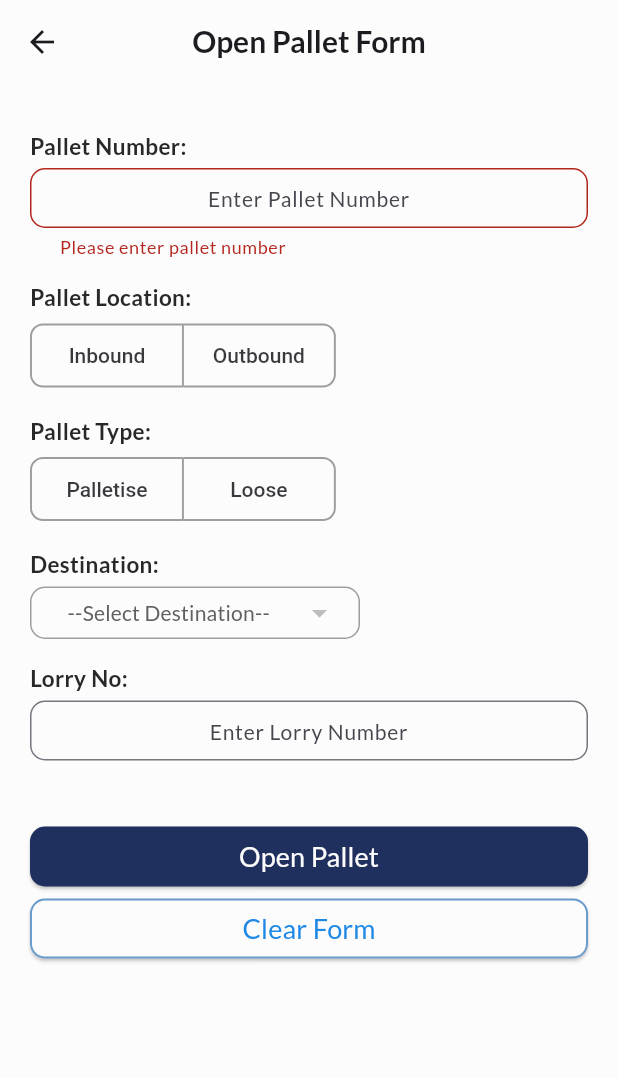
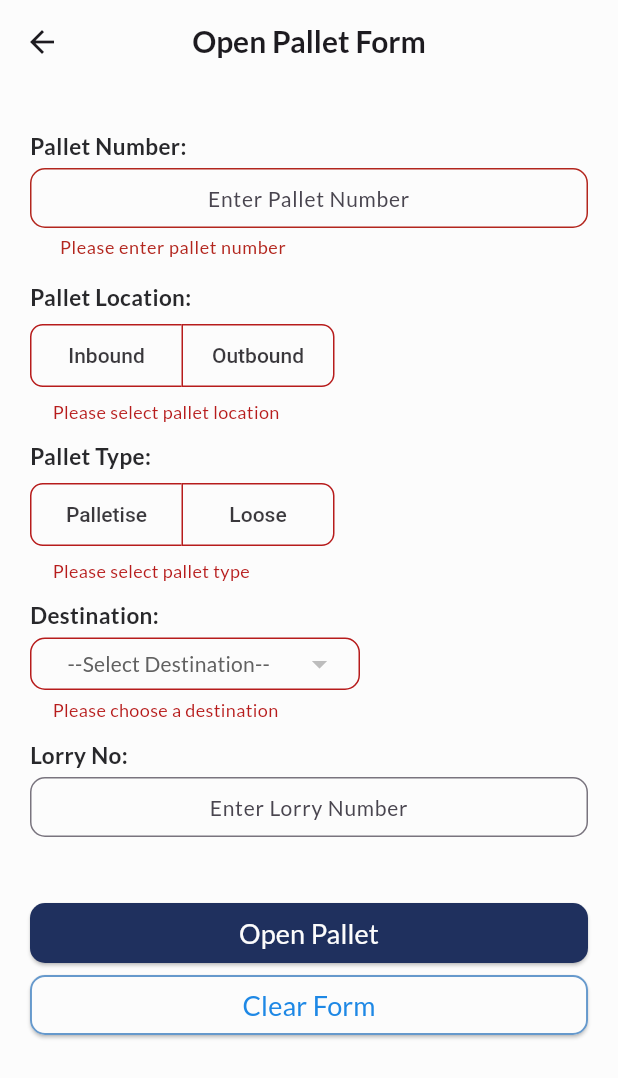
Before and after one commit to AfiqNSE/store_management_flutter_app, a Flutter app: the PalletFormView screen opened directly, after a tap on "Open Pallet", after a tap on "Clear Form", on a phone screen of 412 x 824 dp. Shown: the top 1078 px of the screen. Run offline on Flutter 3.47's test engine with Material 3 defaults, Android fonts, the phone set to English and light mode, and no system bars; drawn by our look-alikes of dropdown_button2; our stand-ins replace firebase_core, firebase_messaging, fluentui_system_icons, flutter_secure_storage, google_fonts, google_nav_bar; missing offline and left inert: flutter_barcode_scanner, syncfusion_flutter_signaturepad; accounts and stored records are empty; network calls fail; project files that could hold a hidden picture were left out.

Commit message:
add open pallet api

```diff
--- a/lib/components/pallet_components.dart
+++ b/lib/components/pallet_components.dart
@@ -6,22 +6,8 @@ import 'package:store_management_system/utils/main_utils.dart';
 import 'package:store_management_system/view/pallet/pallet_details.dart';
 
 class Constant {
-  final List<Widget> palletLocation = [
-    const Text('Inbound'),
-    const Text('Outbound'),
-  ];
-
-  final List<Widget> palletType = [
-    const Text('Palletise'),
-    const Text('Loose'),
-  ];
-
-  final List<String> destination = [
-    '--Select Destination--',
-    'Destination 1',
-    'Destination 2',
-    'Destination 3'
-  ];
+  static List<String> palletLocations = ['Inbound', 'Outbound'];
+  static List<String> palletTypes = ['Palletise', 'Loose'];
 
   final List<Item> _items = [
     Item('Toshiba', 10),
@@ -46,6 +32,14 @@ Widget customTextLabel(String text) => Padding(
           fontSize: 15,
           fontWeight: FontWeight.w600,
         ),
+      ),
+    );
+
+Widget customTextErr(String text) => Padding(
+      padding: const EdgeInsets.only(left: 15, bottom: 5),
+      child: Text(
+        text,
+        style: TextStyle(color: Colors.red.shade900, fontSize: 12),
       ),
     );
 
--- a/lib/services/api_pallet.dart
+++ b/lib/services/api_pallet.dart
@@ -19,4 +19,30 @@ class ApiPallet {
 
     return json.decode(res.body);
   }
+
+  Future<int> open(
+    String palletNo,
+    String palletLocation,
+    String palletType,
+    String destination,
+  ) async {
+    Response res = await ApiServices.call(
+      Method.post,
+      Uri.parse("$path/open"),
+      body: jsonEncode({
+        "palletNo": palletNo,
+        "openPalletLocation": palletLocation,
+        "palletType": palletType,
+        "destination": destination,
+      }),
+    );
+
+    if (res.statusCode != HttpStatus.created) {
+      Map data = json.decode(res.body);
+      if (data["code"] == "pallet.full") return 1;
+      return 2;
+    }
+
+    return 0;
+  }
 }
--- a/lib/view/pallet/pallet_form.dart
+++ b/lib/view/pallet/pallet_form.dart
@@ -20,20 +20,15 @@ class _PalletFormViewState extends State<PalletFormView> {
   TextEditingController lorryNo = TextEditingController();
 
   List<bool> _selectedPalletLocation = <bool>[false, false];
+  String palletLocationErr = "";
   List<bool> _selectedPalletType = <bool>[false, false];
+  String palletTypeErr = "";
 
   List<String> destinations = [];
+  String destinationErr = "";
   String? _selectedDestination;
 
-  void _resetForm() {
-    palletNo.clear();
-    lorryNo.clear();
-    setState(() {
-      _selectedPalletLocation = [false, false];
-      _selectedPalletType = [false, false];
-      _selectedDestination = Constant().destination[0];
-    });
-  }
+  bool loading = false;
 
   @override
   void initState() {
@@ -51,20 +46,18 @@ class _PalletFormViewState extends State<PalletFormView> {
     Widget destinationDropDown = DropdownButtonHideUnderline(
       child: DropdownButton2<String>(
         isExpanded: true,
-        hint: Row(children: [
-          Padding(
+        hint: Padding(
           padding: const EdgeInsets.only(left: 10.0),
           child: Text(
             "--Select Destination--",
             style: TextStyle(
               fontSize: 14,
               fontWeight: FontWeight.w500,
-                color: Colors.grey.shade700,
+              color: loading ? Colors.grey : Colors.grey.shade700,
             ),
             overflow: TextOverflow.ellipsis,
           ),
         ),
-        ]),
         items: destinations
             .map(
               (String item) => DropdownMenuItem<String>(
@@ -81,7 +74,9 @@ class _PalletFormViewState extends State<PalletFormView> {
             )
             .toList(),
         value: _selectedDestination,
-        onChanged: (String? value) {
+        onChanged: loading
+            ? null
+            : (String? value) {
                 setState(() {
                   _selectedDestination = value;
                 });
@@ -91,7 +86,13 @@ class _PalletFormViewState extends State<PalletFormView> {
           width: 220,
           padding: const EdgeInsets.only(left: 14, right: 14),
           decoration: BoxDecoration(
-            border: Border.all(color: Colors.grey),
+            border: Border.all(
+              color: loading
+                  ? Colors.grey.shade300
+                  : destinationErr != ""
+                      ? Colors.red.shade900
+                      : Colors.grey,
+            ),
             borderRadius: BorderRadius.circular(10),
             color: AppColor().milkWhite,
           ),
@@ -135,26 +136,37 @@ class _PalletFormViewState extends State<PalletFormView> {
               }
               return null;
             },
+            autovalidateMode: AutovalidateMode.onUserInteraction,
+            enabled: !loading,
           ),
         ),
         customTextLabel('Pallet Location: '),
         Padding(
-          padding: const EdgeInsets.fromLTRB(0, 5, 0, 10),
+          padding: const EdgeInsets.fromLTRB(0, 5, 0, 5),
           child: customToggleButton(
             _selectedPalletLocation,
-            Constant().palletLocation,
+            Constant.palletLocations,
+            error: palletLocationErr != "",
           ),
         ),
+        if (!_selectedPalletLocation.contains(true))
+          customTextErr(palletLocationErr),
         customTextLabel('Pallet Type: '),
         Padding(
-          padding: const EdgeInsets.fromLTRB(0, 5, 0, 10),
-          child: customToggleButton(_selectedPalletType, Constant().palletType),
+          padding: const EdgeInsets.fromLTRB(0, 5, 0, 5),
+          child: customToggleButton(
+            _selectedPalletType,
+            Constant.palletTypes,
+            error: palletTypeErr != "",
           ),
+        ),
+        if (!_selectedPalletType.contains(true)) customTextErr(palletTypeErr),
         customTextLabel('Destination: '),
         Padding(
-          padding: const EdgeInsets.fromLTRB(0, 5, 0, 10),
+          padding: const EdgeInsets.fromLTRB(0, 5, 0, 5),
           child: destinationDropDown,
         ),
+        if (_selectedDestination == null) customTextErr(destinationErr),
         customTextLabel('Lorry No: '),
         Padding(
           padding: const EdgeInsets.fromLTRB(0, 5, 0, 10),
@@ -164,9 +176,60 @@ class _PalletFormViewState extends State<PalletFormView> {
             style: const TextStyle(fontSize: 16),
             textAlign: TextAlign.center,
             decoration: customTextFormFieldDeco('Enter Lorry Number'),
+            enabled: !loading,
           ),
         ),
       ]),
+    );
+
+    // Button to submit & clear the form data
+    Widget formButton = Padding(
+      padding: const EdgeInsets.fromLTRB(0, 30, 0, 10),
+      child: Column(
+        mainAxisAlignment: MainAxisAlignment.spaceBetween,
+        children: [
+          ElevatedButton(
+            style: ElevatedButton.styleFrom(
+              minimumSize: const Size(double.infinity, 40),
+              shape: RoundedRectangleBorder(
+                borderRadius: BorderRadius.circular(10),
+              ),
+              backgroundColor: AppColor().blueZodiac,
+            ),
+            onPressed: loading ? null : submit,
+            child: Text(
+              'Open Pallet',
+              style: TextStyle(
+                color: AppColor().milkWhite,
+                fontSize: 18,
+                fontWeight: FontWeight.w400,
+              ),
+            ),
+          ),
+          ElevatedButton(
+            style: ElevatedButton.styleFrom(
+              minimumSize: const Size(double.infinity, 40),
+              shape: RoundedRectangleBorder(
+                borderRadius: BorderRadius.circular(10),
+                side: const BorderSide(
+                  color: Color.fromRGBO(102, 153, 204, 1),
+                  width: 1.3,
+                ),
+              ),
+              backgroundColor: AppColor().milkWhite,
+            ),
+            onPressed: loading ? null : _resetForm,
+            child: Text(
+              'Clear Form',
+              style: TextStyle(
+                color: Colors.blue.shade600,
+                fontSize: 18,
+                fontWeight: FontWeight.w400,
+              ),
+            ),
+          )
+        ],
+      ),
     );
 
     return GestureDetector(
@@ -183,7 +246,7 @@ class _PalletFormViewState extends State<PalletFormView> {
                 // Pallet form area
                 palletForm,
                 // Adding button for clear and submit form
-                formButton(),
+                formButton,
               ]),
             ),
           ),
@@ -192,41 +255,46 @@ class _PalletFormViewState extends State<PalletFormView> {
     );
   }
 
-  // Button to submit & clear the form data
-  Widget formButton() {
-    return Padding(
-      padding: const EdgeInsets.fromLTRB(0, 30, 0, 10),
-      child: Column(
-        mainAxisAlignment: MainAxisAlignment.spaceBetween,
-        children: [
-          ElevatedButton(
-            style: ButtonStyle(
-              minimumSize:
-                  MaterialStateProperty.all(const Size(double.infinity, 40)),
-              shape: MaterialStateProperty.all<OutlinedBorder>(
-                RoundedRectangleBorder(
-                  borderRadius: BorderRadius.circular(10),
-                ),
-              ),
-              backgroundColor: MaterialStateProperty.all<Color>(
-                AppColor().blueZodiac,
-              ),
-            ),
-            onPressed: () {
-              if (_formKey.currentState!.validate() &&
-                  _selectedPalletLocation.contains(true) &&
-                  _selectedPalletType.contains(true) &&
-                  _selectedDestination != Constant().destination[0]) {
-                Navigator.pop(context);
+  // Create toggle button for pallet location and type
+  Widget customToggleButton(
+    List<bool> selected,
+    List<String> items, {
+    bool error = false,
+  }) {
+    return ToggleButtons(
+      textStyle: const TextStyle(fontWeight: FontWeight.w500),
+      onPressed: loading
+          ? null
+          : (int index) {
+              setState(() {
+                for (int i = 0; i < selected.length; i++) {
+                  selected[i] = i == index;
+                }
+              });
+            },
+      borderColor: error ? Colors.red.shade900 : Colors.grey,
+      borderRadius: const BorderRadius.all(Radius.circular(8)),
+      borderWidth: error ? 1 : 1.3,
+      selectedBorderColor: Colors.green[700],
+      selectedColor: Colors.white,
+      fillColor: Colors.green[200],
+      constraints: const BoxConstraints(minHeight: 40.0, minWidth: 100.0),
+      isSelected: selected,
+      children: items.map((String e) => Text(e)).toList(),
+    );
+  }
 
-                ScaffoldMessenger.of(context).showSnackBar(
-                  SnackBar(
-                    content: const Text('Successfully open pallet.'),
-                    backgroundColor: Colors.green.shade300,
-                    duration: const Duration(seconds: 5),
-                  ),
-                );
-              } else {
+  submit() {
+    setState(() {
+      loading = true;
+    });
+
+    if (!validate()) {
+      setState(() {
+        loading = false;
+      });
+
+      ScaffoldMessenger.of(context).clearSnackBars();
       ScaffoldMessenger.of(context).showSnackBar(
         SnackBar(
           content: const Text('Please complete the form.'),
@@ -234,77 +302,100 @@ class _PalletFormViewState extends State<PalletFormView> {
           duration: const Duration(seconds: 5),
         ),
       );
-              }
-            },
-            child: Text(
-              'Open Pallet',
-              style: TextStyle(
-                color: AppColor().milkWhite,
-                fontSize: 18,
-                fontWeight: FontWeight.w400,
-              ),
-            ),
-          ),
-          ElevatedButton(
-            style: ButtonStyle(
-              minimumSize:
-                  MaterialStateProperty.all(const Size(double.infinity, 40)),
-              shape: MaterialStateProperty.all<OutlinedBorder>(
-                RoundedRectangleBorder(
-                  borderRadius: BorderRadius.circular(10),
-                  side: const BorderSide(
-                    color: Color.fromRGBO(102, 153, 204, 1),
-                    width: 1.3,
-                  ),
-                ),
-              ),
-              backgroundColor: MaterialStateProperty.all<Color>(
-                AppColor().milkWhite,
-              ),
-            ),
-            onPressed: () {
-              _resetForm();
-            },
-            child: Text(
-              'Clear Form',
-              style: TextStyle(
-                color: Colors.blue.shade600,
-                fontSize: 18,
-                fontWeight: FontWeight.w400,
-              ),
-            ),
-          )
-        ],
-      ),
-    );
+
+      return;
     }
 
-  // Create toggle button for pallet location and type
-  Widget customToggleButton(
-    List<bool> selected,
-    List<Widget> items,
-  ) {
-    return ToggleButtons(
-      textStyle: const TextStyle(fontWeight: FontWeight.w500),
-      onPressed: (int index) {
+    openPallet().then((value) {
+      if (value > 0) {
         setState(() {
-          for (int i = 0; i < selected.length; i++) {
-            selected[i] = i == index;
+          loading = false;
+        });
+
+        ScaffoldMessenger.of(context).clearSnackBars();
+        if (value == 1) {
+          ScaffoldMessenger.of(context).showSnackBar(SnackBar(
+            content: const Text(
+              'Pallet has already been used, please choose another pallet.',
+            ),
+            backgroundColor: Colors.red.shade300,
+            duration: const Duration(seconds: 5),
+          ));
+        } else {
+          ScaffoldMessenger.of(context).showSnackBar(SnackBar(
+            content: const Text('Server error, please try again later.'),
+            backgroundColor: Colors.red.shade300,
+            duration: const Duration(seconds: 5),
+          ));
         }
+
+        return;
+      }
+
+      ScaffoldMessenger.of(context).clearSnackBars();
+      ScaffoldMessenger.of(context)
+          .showSnackBar(SnackBar(
+            content: const Text('Successfully open pallet.'),
+            backgroundColor: Colors.green.shade300,
+            duration: const Duration(seconds: 5),
+          ))
+          .closed
+          .then((value) => Navigator.pop(context));
     });
-      },
-      borderColor: Colors.grey,
-      borderRadius: const BorderRadius.all(Radius.circular(8)),
-      borderWidth: 1.3,
-      selectedBorderColor: Colors.green[700],
-      selectedColor: Colors.white,
-      fillColor: Colors.green[200],
-      constraints: const BoxConstraints(
-        minHeight: 40.0,
-        minWidth: 100.0,
-      ),
-      isSelected: selected,
-      children: items,
+  }
+
+  bool validate() {
+    bool v = _formKey.currentState!.validate();
+    if (_selectedPalletLocation.contains(true)) {
+      palletLocationErr = "";
+    } else {
+      v = false;
+      palletLocationErr = "Please select pallet location";
+    }
+
+    if (_selectedPalletType.contains(true)) {
+      palletTypeErr = "";
+    } else {
+      v = false;
+      palletTypeErr = "Please select pallet type";
+    }
+
+    if (_selectedDestination != null) {
+      destinationErr = "";
+    } else {
+      v = false;
+      destinationErr = "Please choose a destination";
+    }
+
+    setState(() {});
+
+    return v;
+  }
+
+  Future<int> openPallet() async {
+    String selectedLoc =
+        Constant.palletLocations[_selectedPalletLocation.indexOf(true)];
+    String selectedType =
+        Constant.palletTypes[_selectedPalletType.indexOf(true)];
+
+    int res = await ApiServices.pallet.open(
+      palletNo.text,
+      selectedLoc,
+      selectedType,
+      _selectedDestination!,
     );
+
+    return res;
+  }
+
+  void _resetForm() {
+    palletNo.clear();
+    lorryNo.clear();
+
+    _selectedPalletLocation = [false, false];
+    _selectedPalletType = [false, false];
+    _selectedDestination = null;
+
+    setState(() {});
   }
 }
```
Lines whose indentation alone changed are shown as unchanged.
